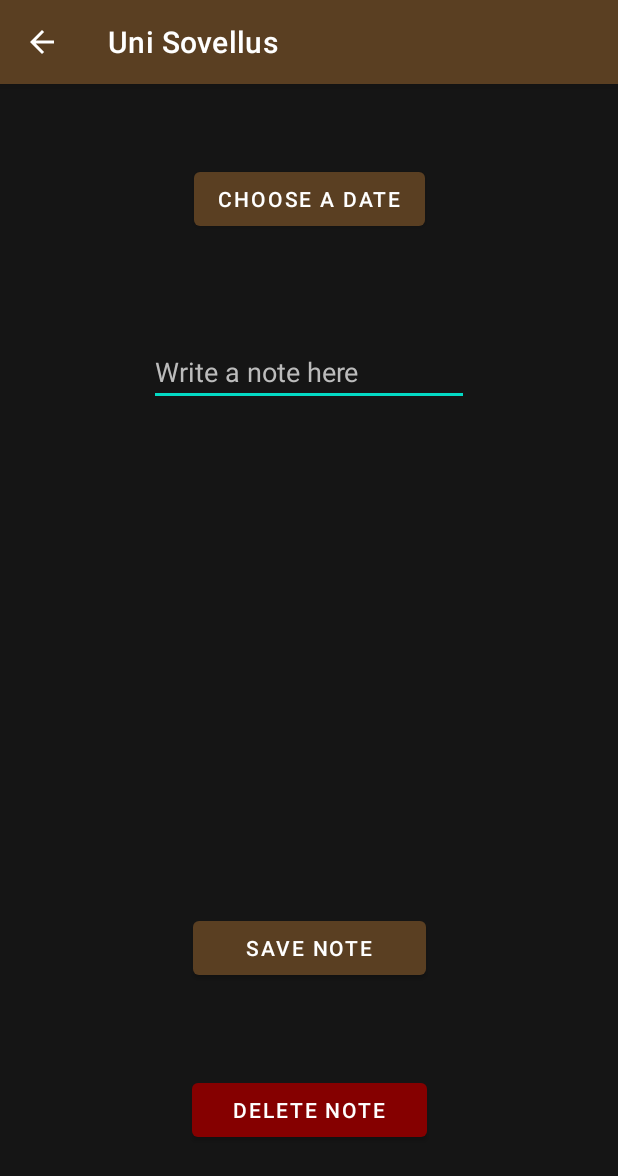
After one commit to Samucl/SleepingApp, an Android app: the NotesActivity screen opened directly, with no data from a screen before it, on a phone screen of 412 x 824 dp. The commit adds this screen. Shown: the top 1176 px of the screen. Run offline under Robolectric (Android 15) with nearby library versions, the phone set to English and light mode, and no system bars.

Commit message:
Notes activity lisätty!

```diff
--- a/app/build.gradle
+++ b/app/build.gradle
@@ -33,6 +33,7 @@ dependencies {
     implementation 'androidx.appcompat:appcompat:1.2.0'
     implementation 'com.google.android.material:material:1.2.1'
     implementation 'androidx.constraintlayout:constraintlayout:2.0.4'
+    implementation 'com.google.code.gson:gson:2.8.2'
     testImplementation 'junit:junit:4.+'
     androidTestImplementation 'androidx.test.ext:junit:1.1.2'
     androidTestImplementation 'androidx.test.espresso:espresso-core:3.3.0'
--- a/app/src/main/AndroidManifest.xml
+++ b/app/src/main/AndroidManifest.xml
@@ -9,6 +9,8 @@
         android:roundIcon="@mipmap/ic_launcher_round"
         android:supportsRtl="true"
         android:theme="@style/Theme.AndroidProject">
+        <activity android:name=".NotesActivity"
+            android:parentActivityName=".MainActivity"></activity>
         <activity android:name=".MainActivity">
             <intent-filter>
                 <action android:name="android.intent.action.MAIN" />
--- a/app/src/main/java/com/example/androidproject/MainActivity.java
+++ b/app/src/main/java/com/example/androidproject/MainActivity.java
@@ -21,6 +21,7 @@ import java.util.Calendar;
 public class MainActivity extends AppCompatActivity implements OnTimeSetListener {
 
     private TextView AlarmTextView;
+    private Button toNotes;
 
     @Override
     protected void onCreate(Bundle savedInstanceState) {
@@ -43,6 +44,15 @@ public class MainActivity extends AppCompatActivity implements OnTimeSetListener
             @Override
             public void onClick(View v) {
                 cancelAlarm();
+            }
+        });
+
+        toNotes = (Button) findViewById(R.id.toNotes);
+        toNotes.setOnClickListener(new View.OnClickListener() {
+            @Override
+            public void onClick(View v) {
+                Intent intent = new Intent(v.getContext(), NotesActivity.class);
+                startActivity(intent);
             }
         });
     }
--- /dev/null
+++ b/app/src/main/java/com/example/androidproject/NotesActivity.java
@@ -0,0 +1,114 @@
+package com.example.androidproject;
+
+import androidx.appcompat.app.AppCompatActivity;
+
+import android.app.DatePickerDialog;
+import android.content.SharedPreferences;
+import android.graphics.Color;
+import android.graphics.drawable.ColorDrawable;
+import android.os.Bundle;
+import android.view.View;
+import android.widget.Button;
+import android.widget.DatePicker;
+import android.widget.EditText;
+import android.widget.TextView;
+
+import com.google.gson.Gson;
+import com.google.gson.reflect.TypeToken;
+
+import java.lang.reflect.Type;
+import java.util.Calendar;
+import java.util.HashMap;
+
+public class NotesActivity extends AppCompatActivity {
+    private static final String TAG = "NotesActivity";
+
+    private DatePickerDialog.OnDateSetListener DataSetListener;
+    private EditText NoteText;
+    private TextView DisplayNote;
+    private Button SaveNote;
+    private Button DateButton;
+    private Button DeleteNote;
+    private HashMap<String, String> notes;
+    @Override
+    protected void onCreate(Bundle savedInstanceState) {
+        super.onCreate(savedInstanceState);
+        setContentView(R.layout.activity_notes);
+
+        loadData();
+
+        NoteText = (EditText) findViewById(R.id.noteText);
+        DisplayNote = (TextView) findViewById(R.id.displayNote);
+        SaveNote = (Button) findViewById(R.id.saveNote);
+        DateButton = (Button) findViewById(R.id.displayDateButton);
+        DeleteNote = (Button) findViewById(R.id.deleteNote);
+
+        DateButton.setOnClickListener(new View.OnClickListener() {
+            @Override
+            public void onClick(View v) {
+                Calendar cal = Calendar.getInstance();
+                int year = cal.get(Calendar.YEAR);
+                int month = cal.get(Calendar.MONTH);
+                int day = cal.get(Calendar.DAY_OF_MONTH);
+
+                DatePickerDialog dialog = new DatePickerDialog(NotesActivity.this, android.R.style.Theme_Holo_Light_Dialog, DataSetListener, year,month,day);
+                dialog.getWindow().setBackgroundDrawable(new ColorDrawable(Color.TRANSPARENT));
+                dialog.show();
+            }
+        });
+
+        DataSetListener = new DatePickerDialog.OnDateSetListener() {
+            @Override
+            public void onDateSet(DatePicker view, int year, int month, int day) {
+                month++;
+                String date = day + "." + month + "." + year;
+                DateButton.setText(date);
+                DisplayNote.setText(notes.get(date));
+
+                SaveNote.setOnClickListener(new View.OnClickListener() {
+                    @Override
+                    public void onClick(View v) {
+                        if(!NoteText.getText().toString().isEmpty()){
+                            notes.put(date, NoteText.getText().toString());
+                        }
+                        DisplayNote.setText(notes.get(date));
+                        NoteText.setText("");
+                        saveData();
+                    }
+                });
+
+                DeleteNote.setOnClickListener(new View.OnClickListener() {
+                    @Override
+                    public void onClick(View v) {
+                        notes.put(date, "");
+                        DisplayNote.setText(notes.get(date));
+                        saveData();
+                    }
+                });
+            }
+        };
+    }
+
+    public void loadData(){
+        //Lataa HashMapin tiedot sharedPrefrencestä
+        SharedPreferences sharedPreferences = getSharedPreferences("shared preferences", MODE_PRIVATE);
+        Gson gson = new Gson();
+        String json = sharedPreferences.getString("notes list", null);
+        Type type = new TypeToken<HashMap<String, String>>() {}.getType();
+        notes = gson.fromJson(json, type);
+
+        if(notes == null){
+            notes = new HashMap<String, String>();
+        }
+    }
+
+    public void saveData(){
+        //Tallentaa HashMapin tiedot sharedPrefrenceen
+        SharedPreferences sharedPreferences = getSharedPreferences("shared preferences", MODE_PRIVATE);
+        SharedPreferences.Editor editor = sharedPreferences.edit();
+        Gson gson = new Gson();
+        String json = gson.toJson(notes);
+        editor.putString("notes list", json);
+        editor.apply();
+    }
+}
--- a/app/src/main/res/layout/activity_main.xml
+++ b/app/src/main/res/layout/activity_main.xml
@@ -4,6 +4,7 @@
     xmlns:tools="http://schemas.android.com/tools"
     android:layout_width="match_parent"
     android:layout_height="match_parent"
+    android:background="#151515"
     tools:context=".MainActivity">
 
     <TextView
@@ -13,6 +14,7 @@
         android:layout_above="@id/button_setAlarm"
         android:layout_centerHorizontal="true"
         android:text="@string/no_alarm"
+        android:textColor="#FFFFFF"
         android:textSize="30sp"
         app:layout_constraintBottom_toBottomOf="parent"
         app:layout_constraintEnd_toEndOf="parent"
@@ -28,6 +30,7 @@
         android:layout_centerVertical="true"
         android:text="@string/set_alarm"
         android:textSize="24sp"
+        app:backgroundTint="#5a3f22  "
         app:layout_constraintBottom_toBottomOf="parent"
         app:layout_constraintEnd_toEndOf="parent"
         app:layout_constraintHorizontal_bias="0.497"
@@ -42,6 +45,7 @@
         android:layout_below="@id/button_setAlarm"
         android:layout_centerHorizontal="true"
         android:text="@string/cancel_alarm"
+        app:backgroundTint="#5a3f22  "
         app:layout_constraintBottom_toBottomOf="parent"
         app:layout_constraintEnd_toEndOf="parent"
         app:layout_constraintHorizontal_bias="0.498"
@@ -49,4 +53,16 @@
         app:layout_constraintTop_toTopOf="parent"
         app:layout_constraintVertical_bias="0.519" />
 
+    <Button
+        android:id="@+id/toNotes"
+        android:layout_width="wrap_content"
+        android:layout_height="wrap_content"
+        android:text="notes"
+        app:backgroundTint="#5A3F22"
+        app:layout_constraintBottom_toBottomOf="parent"
+        app:layout_constraintEnd_toEndOf="parent"
+        app:layout_constraintStart_toStartOf="parent"
+        app:layout_constraintTop_toBottomOf="@+id/button_cancel"
+        app:layout_constraintVertical_bias="0.735" />
+
 </androidx.constraintlayout.widget.ConstraintLayout>
--- /dev/null
+++ b/app/src/main/res/layout/activity_notes.xml
@@ -0,0 +1,109 @@
+<?xml version="1.0" encoding="utf-8"?>
+<androidx.constraintlayout.widget.ConstraintLayout xmlns:android="http://schemas.android.com/apk/res/android"
+    xmlns:app="http://schemas.android.com/apk/res-auto"
+    xmlns:tools="http://schemas.android.com/tools"
+    android:layout_width="match_parent"
+    android:layout_height="match_parent"
+    android:background="#151515">
+
+
+    <Button
+        android:id="@+id/displayDateButton"
+        android:layout_width="wrap_content"
+        android:layout_height="wrap_content"
+        android:text="Choose a date"
+        app:layout_constraintBottom_toTopOf="@+id/guideline2"
+        app:layout_constraintEnd_toStartOf="@+id/guideline"
+        app:layout_constraintStart_toStartOf="@+id/guideline"
+        app:layout_constraintTop_toTopOf="@+id/guideline2" />
+
+    <EditText
+        android:id="@+id/noteText"
+        android:layout_width="wrap_content"
+        android:layout_height="wrap_content"
+        android:ems="10"
+        android:gravity="start|top"
+        android:hint="Write a note here"
+        android:inputType="textMultiLine"
+        android:textColor="#FAFAFA"
+        android:textColorHint="#BCBCBC"
+        app:layout_constraintBottom_toTopOf="@+id/guideline3"
+        app:layout_constraintEnd_toStartOf="@+id/guideline"
+        app:layout_constraintStart_toStartOf="@+id/guideline"
+        app:layout_constraintTop_toTopOf="@+id/guideline3" />
+
+    <TextView
+        android:id="@+id/displayNote"
+        android:layout_width="wrap_content"
+        android:layout_height="wrap_content"
+        android:textColor="#FFFFFF"
+        app:layout_constraintBottom_toTopOf="@+id/guideline4"
+        app:layout_constraintEnd_toStartOf="@+id/guideline"
+        app:layout_constraintStart_toStartOf="@+id/guideline"
+        app:layout_constraintTop_toTopOf="@+id/guideline4" />
+
+    <Button
+        android:id="@+id/saveNote"
+        android:layout_width="wrap_content"
+        android:layout_height="wrap_content"
+        android:paddingLeft="35dp"
+        android:paddingRight="35dp"
+        android:text="Save note"
+        app:layout_constraintBottom_toTopOf="@+id/guideline5"
+        app:layout_constraintEnd_toStartOf="@+id/guideline"
+        app:layout_constraintStart_toStartOf="@+id/guideline"
+        app:layout_constraintTop_toTopOf="@+id/guideline5" />
+
+    <Button
+        android:id="@+id/deleteNote"
+        android:layout_width="wrap_content"
+        android:layout_height="wrap_content"
+        android:paddingLeft="27dp"
+        android:paddingRight="27dp"
+        android:text="delete note"
+        app:backgroundTint="#850000"
+        app:layout_constraintBottom_toBottomOf="parent"
+        app:layout_constraintEnd_toStartOf="@+id/guideline"
+        app:layout_constraintStart_toStartOf="@+id/guideline"
+        app:layout_constraintTop_toBottomOf="@+id/saveNote" />
+
+    <androidx.constraintlayout.widget.Guideline
+        android:id="@+id/guideline"
+        android:layout_width="wrap_content"
+        android:layout_height="wrap_content"
+        android:orientation="vertical"
+        app:layout_constraintGuide_begin="20dp"
+        app:layout_constraintGuide_percent="0.5" />
+
+    <androidx.constraintlayout.widget.Guideline
+        android:id="@+id/guideline2"
+        android:layout_width="wrap_content"
+        android:layout_height="wrap_content"
+        android:orientation="horizontal"
+        app:layout_constraintGuide_begin="20dp"
+        app:layout_constraintGuide_percent="0.1" />
+
+    <androidx.constraintlayout.widget.Guideline
+        android:id="@+id/guideline3"
+        android:layout_width="wrap_content"
+        android:layout_height="wrap_content"
+        android:orientation="horizontal"
+        app:layout_constraintGuide_begin="20dp"
+        app:layout_constraintGuide_percent="0.25" />
+
+    <androidx.constraintlayout.widget.Guideline
+        android:id="@+id/guideline4"
+        android:layout_width="wrap_content"
+        android:layout_height="wrap_content"
+        android:orientation="horizontal"
+        app:layout_constraintGuide_begin="20dp"
+        app:layout_constraintGuide_percent="0.5" />
+
+    <androidx.constraintlayout.widget.Guideline
+        android:id="@+id/guideline5"
+        android:layout_width="wrap_content"
+        android:layout_height="wrap_content"
+        android:orientation="horizontal"
+        app:layout_constraintGuide_begin="20dp"
+        app:layout_constraintGuide_percent="0.75" />
+</androidx.constraintlayout.widget.ConstraintLayout>
--- a/app/src/main/res/values-night/themes.xml
+++ b/app/src/main/res/values-night/themes.xml
@@ -3,7 +3,7 @@
     <style name="Theme.AndroidProject" parent="Theme.MaterialComponents.DayNight.DarkActionBar">
         <!-- Primary brand color. -->
         <item name="colorPrimary">@color/purple_200</item>
-        <item name="colorPrimaryVariant">@color/purple_700</item>
+        <item name="colorPrimaryVariant">@color/tumma</item>
         <item name="colorOnPrimary">@color/black</item>
         <!-- Secondary brand color. -->
         <item name="colorSecondary">@color/teal_200</item>
--- a/app/src/main/res/values/colors.xml
+++ b/app/src/main/res/values/colors.xml
@@ -1,8 +1,8 @@
 <?xml version="1.0" encoding="utf-8"?>
 <resources>
     <color name="purple_200">#FFBB86FC</color>
-    <color name="purple_500">#FF6200EE</color>
-    <color name="purple_700">#FF3700B3</color>
+    <color name="ruskea">#5a3f22</color>
+    <color name="tumma">#151515</color>
     <color name="teal_200">#FF03DAC5</color>
     <color name="teal_700">#FF018786</color>
     <color name="black">#FF000000</color>
--- a/app/src/main/res/values/strings.xml
+++ b/app/src/main/res/values/strings.xml
@@ -1,5 +1,5 @@
 <resources>
-    <string name="app_name">android project</string>
+    <string name="app_name">Uni Sovellus</string>
     <string name="set_alarm">Set Alarm</string>
     <string name="cancel_alarm">Cancel Alarm</string>
     <string name="no_alarm">Alarm is not set</string>
--- a/app/src/main/res/values/themes.xml
+++ b/app/src/main/res/values/themes.xml
@@ -2,8 +2,8 @@
     <!-- Base application theme. -->
     <style name="Theme.AndroidProject" parent="Theme.MaterialComponents.DayNight.DarkActionBar">
         <!-- Primary brand color. -->
-        <item name="colorPrimary">@color/purple_500</item>
-        <item name="colorPrimaryVariant">@color/purple_700</item>
+        <item name="colorPrimary">@color/ruskea</item>
+        <item name="colorPrimaryVariant">@color/tumma</item>
         <item name="colorOnPrimary">@color/white</item>
         <!-- Secondary brand color. -->
         <item name="colorSecondary">@color/teal_200</item>
```
